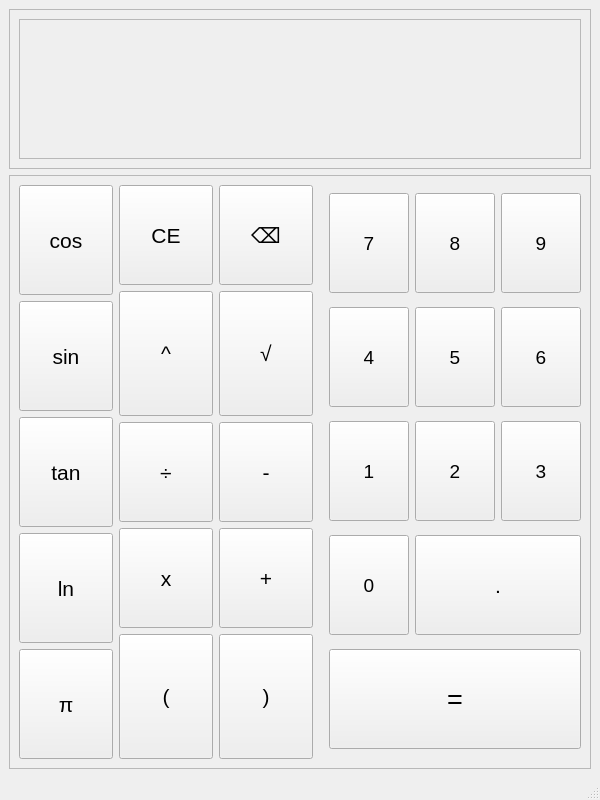
This is Desktop Apps/Calculator/src/form.ui in danielzanelli/Portfolio as Qt 5 draws it before an edit. The edited form follows.
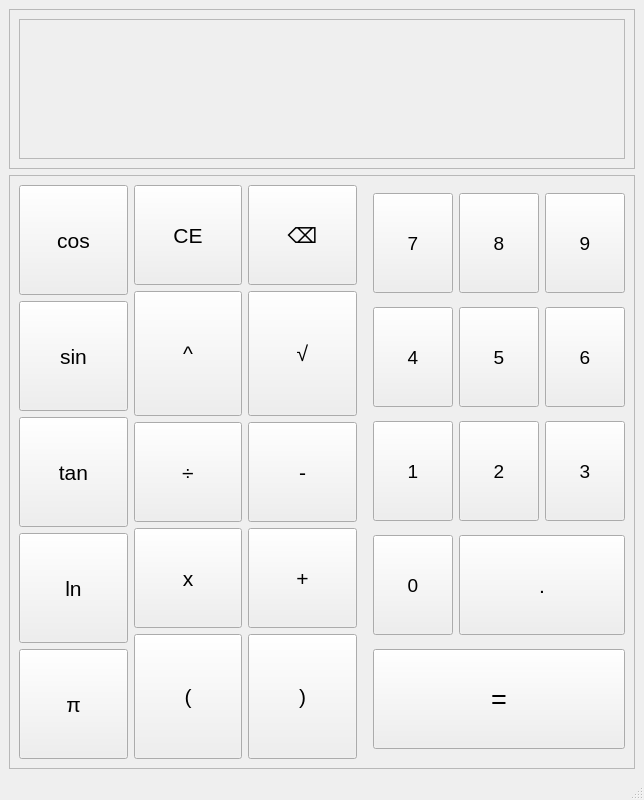
This is the edited form.

```diff
--- a/Desktop Apps/Calculator/src/form.ui
+++ b/Desktop Apps/Calculator/src/form.ui
@@ -6,7 +6,7 @@
    <rect>
     <x>0</x>
     <y>0</y>
-    <width>600</width>
+    <width>644</width>
     <height>800</height>
    </rect>
   </property>
@@ -106,7 +106,7 @@
            <rect>
             <x>0</x>
             <y>0</y>
-            <width>496</width>
+            <width>540</width>
             <height>97</height>
            </rect>
           </property>
@@ -145,7 +145,7 @@
               </font>
              </property>
              <property name="text">
-              <string> </string>
+              <string/>
              </property>
              <property name="alignment">
               <set>Qt::AlignRight|Qt::AlignTrailing|Qt::AlignVCenter</set>
```
Left out of the diff: 56 changed lines with no effect on the pictures.
